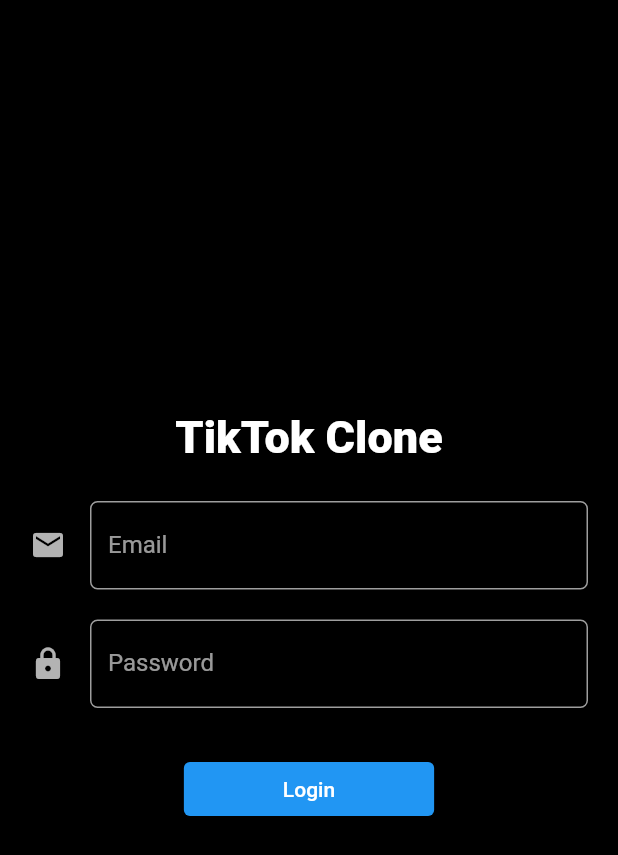
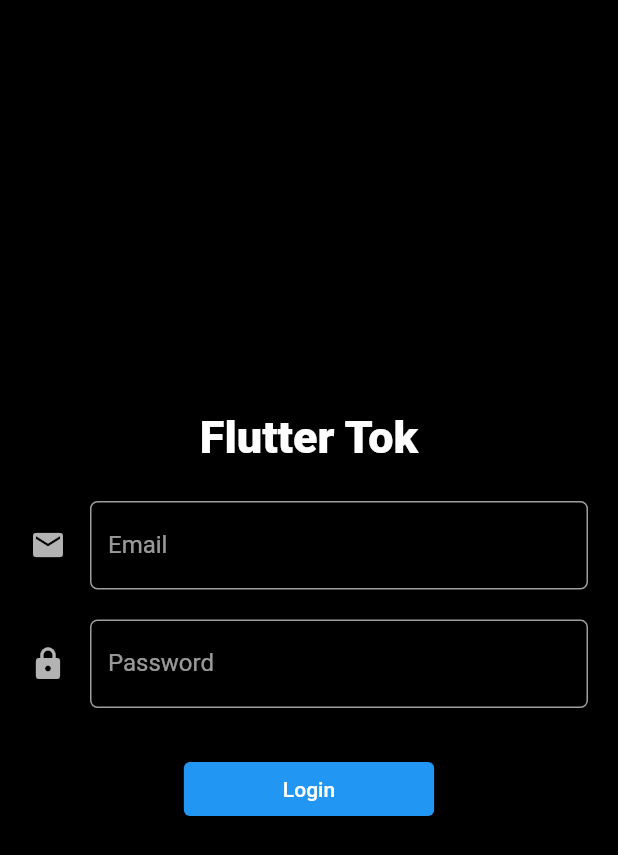
Before and after one commit to musfique113/FlutterTok, a Flutter app: the screen it shows after launch, on a phone screen of 412 x 824 dp. Shown: the top 855 px of the screen. Run offline on Flutter 3.47's test engine with Material 2 defaults, Android fonts, the phone set to English and light mode, and no system bars.

Commit message:
login screen updated

```diff
--- a/lib/view/screens/auth/login_screen.dart
+++ b/lib/view/screens/auth/login_screen.dart
@@ -19,7 +19,7 @@ class LoginScreen extends StatelessWidget {
         child : Column(
           mainAxisAlignment: MainAxisAlignment.center,
           children: [
-            GlithEffect(child: const Text("TikTok Clone" ,style: TextStyle(fontWeight: FontWeight.w900 , fontSize: 30),)),
+            GlithEffect(child: const Text("Flutter Tok" ,style: TextStyle(fontWeight: FontWeight.w900 , fontSize: 30),)),
             SizedBox(height: 25,),
             Container(
               margin: EdgeInsets.symmetric(horizontal: 20),
```
